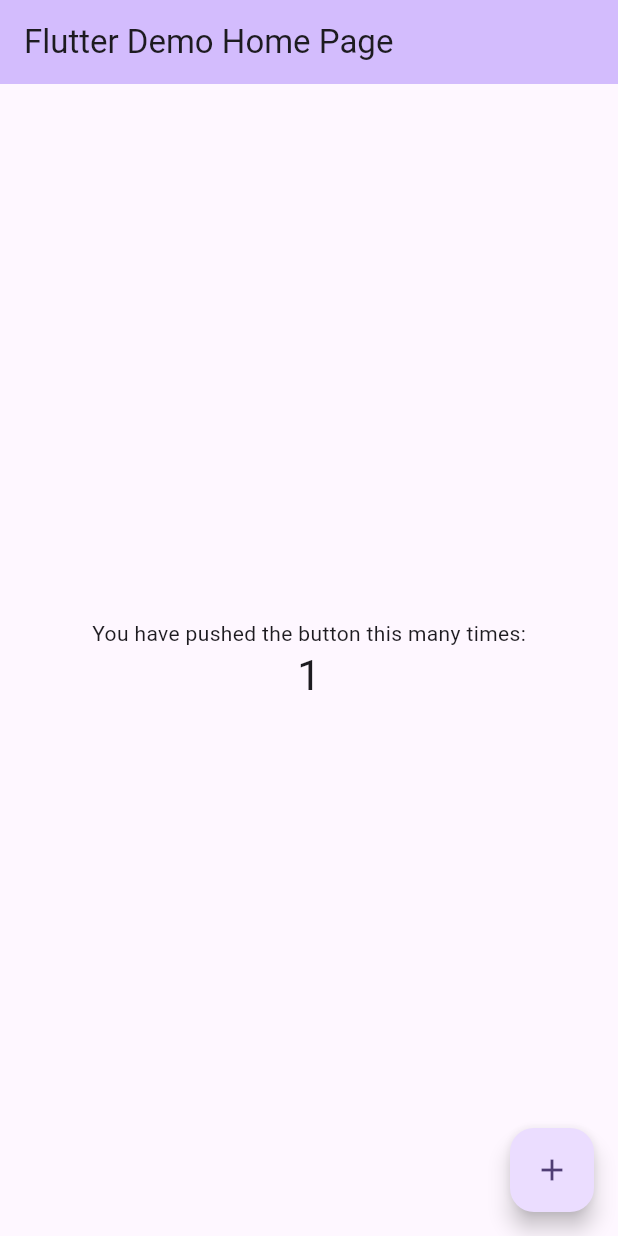
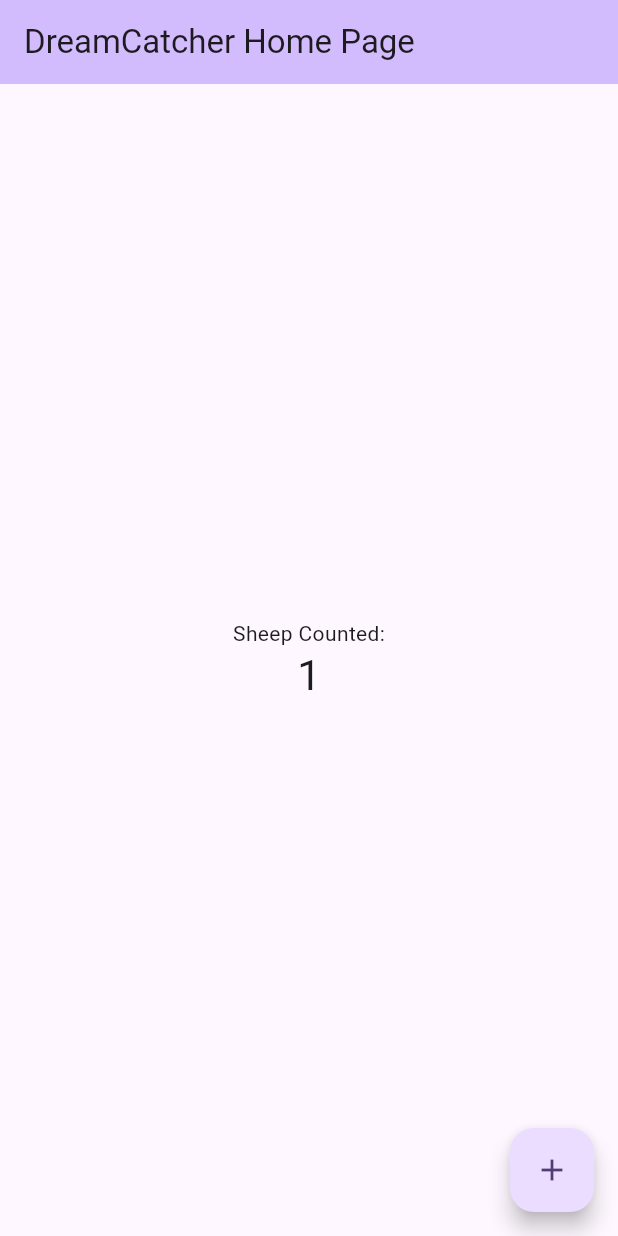
Before and after one commit to ParkerNC/dreamcatcher, a Flutter app: the MyHomePage screen opened directly, after a tap on the "add" icon, on a phone screen of 412 x 824 dp. Run offline on Flutter 3.47's test engine with Material 3 defaults, Android fonts, the light colour scheme and no system bars; our stand-ins replace permission_handler.

```diff
--- a/lib/main.dart
+++ b/lib/main.dart
@@ -1,4 +1,5 @@
 import 'package:flutter/material.dart';
+import 'package:permission_handler/permission_handler.dart';
 
 void main() {
   runApp(const MyApp());
@@ -11,7 +12,7 @@ class MyApp extends StatelessWidget {
   @override
   Widget build(BuildContext context) {
     return MaterialApp(
-      title: 'Flutter Demo',
+      title: 'DreamCatcher',
       theme: ThemeData(
         // This is the theme of your application.
         //
@@ -31,7 +32,7 @@ class MyApp extends StatelessWidget {
         colorScheme: ColorScheme.fromSeed(seedColor: Colors.deepPurple),
         useMaterial3: true,
       ),
-      home: const MyHomePage(title: 'Flutter Demo Home Page'),
+      home: const MyHomePage(title: 'DreamCatcher Home Page'),
     );
   }
 }
@@ -55,7 +56,7 @@ class MyHomePage extends StatefulWidget {
 }
 
 class _MyHomePageState extends State<MyHomePage> {
-  int _counter = 0;
+  int _sheep = 0;
 
   void _incrementCounter() {
     setState(() {
@@ -64,7 +65,7 @@ class _MyHomePageState extends State<MyHomePage> {
       // so that the display can reflect the updated values. If we changed
       // _counter without calling setState(), then the build method would not be
       // called again, and so nothing would appear to happen.
-      _counter++;
+      _sheep++;
     });
   }
 
@@ -106,10 +107,10 @@ class _MyHomePageState extends State<MyHomePage> {
           mainAxisAlignment: MainAxisAlignment.center,
           children: <Widget>[
             const Text(
-              'You have pushed the button this many times:',
+              'Sheep Counted:',
             ),
             Text(
-              '$_counter',
+              '$_sheep',
               style: Theme.of(context).textTheme.headlineMedium,
             ),
           ],
--- a/pubspec.yaml
+++ b/pubspec.yaml
@@ -35,6 +35,8 @@ dependencies:
   # The following adds the Cupertino Icons font to your application.
   # Use with the CupertinoIcons class for iOS style icons.
   cupertino_icons: ^1.0.6
+  permission_handler: ^11.3.1
+  alarm: ^3.1.5
 
 dev_dependencies:
   flutter_test:
@@ -45,7 +47,7 @@ dev_dependencies:
   # activated in the `analysis_options.yaml` file located at the root of your
   # package. See that file for information about deactivating specific lint
   # rules and activating additional ones.
-  flutter_lints: ^3.0.0
+  flutter_lints: ^4.0.0
 
 # For information on the generic Dart part of this file, see the
 # following page: https://dart.dev/tools/pub/pubspec
```
Also changed, not shown: pubspec.lock, 5 other files.
